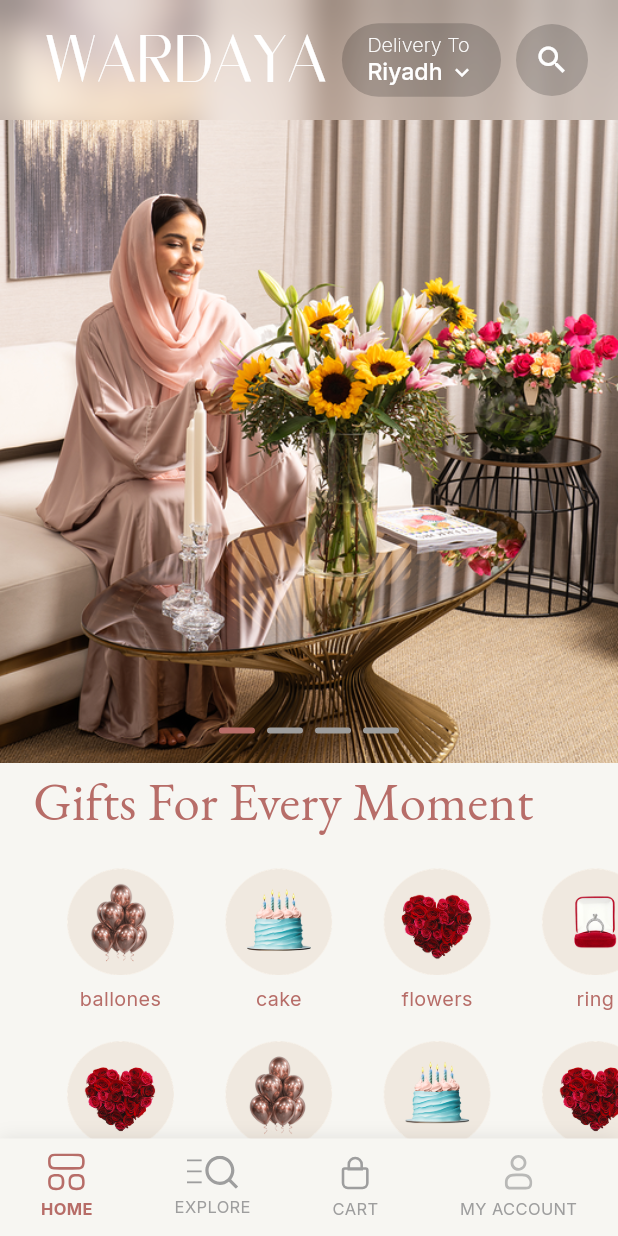
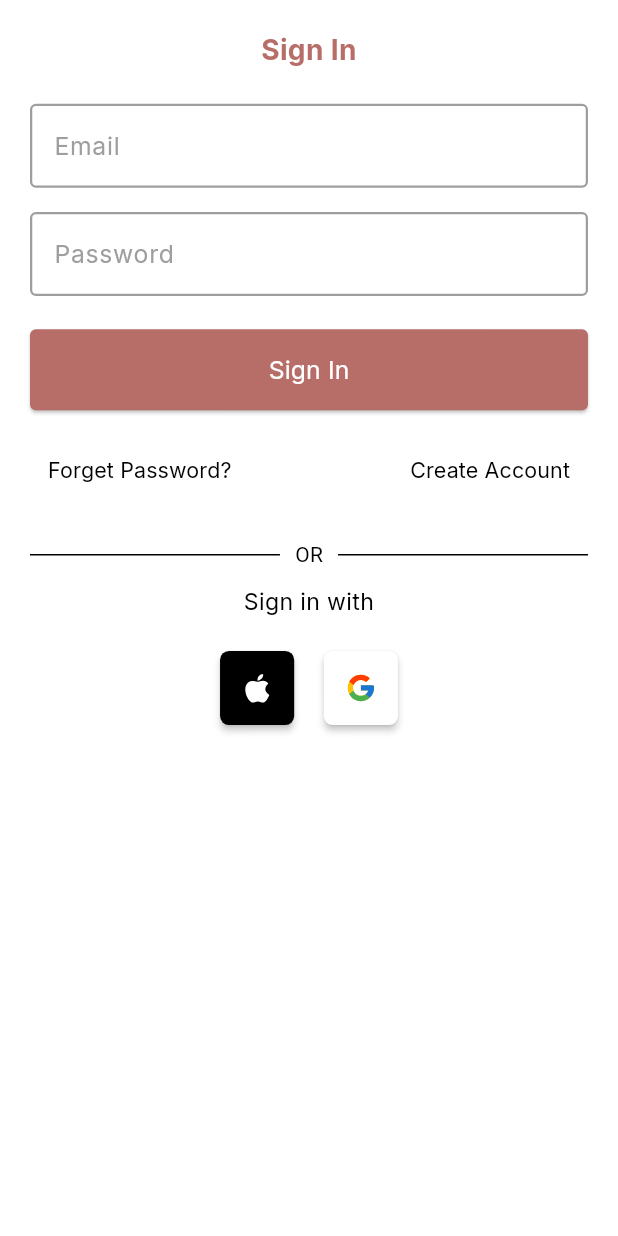
Before and after one commit to omarabdullah1/wardaya, a Flutter app: the screen it shows after launch, on a phone screen of 412 x 824 dp. Run offline on Flutter 3.47's test engine with Material 3 defaults, Android fonts, the phone set to English and light mode, and no system bars; drawn by our look-alikes of smooth_page_indicator; our stand-ins replace cached_network_image, country_code_picker, dio, flutter_bloc, flutter_screenutil, flutter_secure_storage and 7 more; missing offline and left inert: dio_smart_retry, mobkit_dashed_border.

Commit message:
- Added Authentication Screens (Login - Forget - Create) - Added Login Cubit - Updated pubspeac with new package for picking country code

```diff
--- a/lib/core/di/dependency_injection.dart
+++ b/lib/core/di/dependency_injection.dart
@@ -1,5 +1,6 @@
 import 'package:get_it/get_it.dart';
 
+import '../../features/authentication/logic/cubit/login_cubit.dart';
 import '../../features/layout/logic/cubit/layout_cubit.dart';
 
 final getIt = GetIt.instance;
@@ -9,7 +10,7 @@ Future<void> setupGetIt() async {
   // Dio dio = DioFactory.getDio();
   // getIt.registerLazySingleton<LoginService>(() => LoginService(dio));
   // getIt.registerLazySingleton<LoginRepo>(() => LoginRepo(getIt()));
-  // getIt.registerFactory<LoginCubit>(() => LoginCubit(getIt()));
+  getIt.registerFactory<LoginCubit>(() => LoginCubit(/*getIt()*/));
 
   getIt.registerFactory<LayoutCubit>(() => LayoutCubit());
   // getIt.registerFactory<NetZeroCubit>(() => NetZeroCubit());
--- a/lib/core/routing/app_router.dart
+++ b/lib/core/routing/app_router.dart
@@ -1,9 +1,13 @@
 import 'package:flutter/material.dart';
 import 'package:flutter_bloc/flutter_bloc.dart';
 import 'package:wardaya/core/di/dependency_injection.dart';
+import 'package:wardaya/features/authentication/ui/create_account.dart';
 import 'package:wardaya/features/category/ui/category_screen.dart';
 import 'package:wardaya/features/explore/ui/recipients_screen.dart';
 import 'package:wardaya/features/layout/logic/cubit/layout_cubit.dart';
+import '../../features/authentication/logic/cubit/login_cubit.dart';
+import '../../features/authentication/ui/forget_password.dart';
+import '../../features/authentication/ui/login_screen.dart';
 import '../../features/explore/ui/flowers_gifts.dart';
 import '../../features/explore/ui/flowers_planets.dart';
 import '../../features/explore/ui/moments_screen.dart';
@@ -22,13 +26,13 @@ class AppRouter {
       // return MaterialPageRoute(
       //   builder: (_) => const OnboardingScreen(),
       // );
-      // case Routes.loginScreen:
-      //   return MaterialPageRoute(
-      //     builder: (_) => BlocProvider(
-      //       create: (context) => getIt<LoginCubit>(),
-      //       child: const LoginScreen(),
-      //     ),
-      //   );
+      case Routes.loginScreen:
+        return MaterialPageRoute(
+          builder: (_) => BlocProvider(
+            create: (context) => getIt<LoginCubit>(),
+            child: const SignInScreen(),
+          ),
+        );
       case Routes.homeLayout:
         return MaterialPageRoute(
           builder: (_) => BlocProvider(
@@ -64,34 +68,20 @@ class AppRouter {
         return MaterialPageRoute(
           builder: (_) => const ProductDetailsScreen(),
         );
+      case Routes.forgetPasswordScreen:
+        return MaterialPageRoute(
+          builder: (_) => const ForgetPasswordScreen(),
+        );
+      case Routes.createAccountScreen:
+        return MaterialPageRoute(
+          builder: (_) => const CreateAccountScreen(),
+        );
       // case Routes.homeLayout:
       //   return MaterialPageRoute(
       //     builder: (_) => BlocProvider(
       //       create: (context) =>
       //           getIt<LayoutCubit>()..changeIndex(arguments as int),
       //       child: const HomeLayout(),
-      //     ),
-      //   );
-      // case Routes.peerCommunity:
-      //   return MaterialPageRoute(
-      //     builder: (_) => const PeerCommunityScreen(),
-      //   );
-      // case Routes.resources:
-      //   return MaterialPageRoute(
-      //     builder: (_) => const ResourcesScreen(),
-      //   );
-      // case Routes.academy:
-      //   return MaterialPageRoute(
-      //     builder: (_) => BlocProvider(
-      //       create: (context) => getIt<GreenHubCubit>()..getCourses(),
-      //       child: const AcademyScreen(),
-      //     ),
-      //   );
-      // case Routes.chat:
-      //   return MaterialPageRoute(
-      //     builder: (_) => BlocProvider(
-      //       create: (context) => getIt<ChatCubit>(),
-      //       child: const ChatScreen(),
       //     ),
       //   );
       // case Routes.profile:
@@ -110,25 +100,7 @@ class AppRouter {
       //   return MaterialPageRoute(
       //     builder: (_) => const FrequentlyAskedQuestionsScreen(),
       //   );
-      // case Routes.guid:
-      //   return MaterialPageRoute(
-      //     builder: (_) => const GuidScreen(),
-      //   );
-      // case Routes.privacyPolicy:
-      //   return MaterialPageRoute(
-      //     builder: (_) => const PrivacyPolicyScreen(),
-      //   );
-      // case Routes.manualInputScreen:
-      //   return MaterialPageRoute(
-      //     builder: (_) => BlocProvider(
-      //       create: (context) => NetZeroCubit(),
-      //       child: const ManualInputScreen(),
-      //     ),
-      //   );
-      // case Routes.afterSubmittingScreen:
-      //   return MaterialPageRoute(
-      //     builder: (_) => const AfterSubmittingScreen(),
-      //   );
+
       default:
         return null;
     }
--- a/lib/core/routing/routes.dart
+++ b/lib/core/routing/routes.dart
@@ -1,6 +1,8 @@
 class Routes {
   static const String onBoardingScreen = '/onBoardingScreen';
   static const String loginScreen = '/loginScreen';
+  static const String forgetPasswordScreen = '/forgetPasswordScreen';
+  static const String createAccountScreen = '/createAccountScreen';
   static const String homeScreen = '/homeScreen';
   static const String homeLayout = '/homeLayout';
   static const String searchScreen = '/searchScreen';
--- /dev/null
+++ b/lib/features/authentication/logic/cubit/login_cubit.dart
@@ -0,0 +1,6 @@
+import 'package:flutter_bloc/flutter_bloc.dart';
+import 'login_state.dart';
+
+class LoginCubit extends Cubit<LoginState> {
+  LoginCubit() : super(const LoginState.initial());
+}
--- /dev/null
+++ b/lib/features/authentication/logic/cubit/login_state.dart
@@ -0,0 +1,7 @@
+import 'package:freezed_annotation/freezed_annotation.dart';
+part 'login_state.freezed.dart';
+
+@freezed
+class LoginState with _$LoginState {
+  const factory LoginState.initial() = _Initial;
+}
--- /dev/null
+++ b/lib/features/authentication/ui/login_screen.dart
@@ -0,0 +1,199 @@
+import 'package:flutter/material.dart';
+import 'package:flutter_screenutil/flutter_screenutil.dart';
+import 'package:flutter_svg/flutter_svg.dart';
+import 'package:google_fonts/google_fonts.dart';
+import 'package:wardaya/core/helpers/extensions.dart';
+import 'package:wardaya/core/routing/routes.dart';
+
+import '../../../core/theming/colors.dart';
+
+class SignInScreen extends StatelessWidget {
+  const SignInScreen({super.key});
+
+  @override
+  Widget build(BuildContext context) {
+    return Scaffold(
+      body: SafeArea(
+        child: SingleChildScrollView(
+          // Handles keyboard overflow
+          padding: const EdgeInsets.all(20.0),
+          child: Column(
+            crossAxisAlignment: CrossAxisAlignment.stretch,
+            children: <Widget>[
+              Text(
+                'Sign In',
+                style: GoogleFonts.inter(
+                  fontSize: 17.0.sp,
+                  fontWeight: FontWeight.w700,
+                  color: ColorsManager.mainRose,
+                ),
+                textAlign: TextAlign.center,
+              ),
+              SizedBox(height: 18.h),
+              TextField(
+                decoration: InputDecoration(
+                  labelText: 'Email',
+                  border: const OutlineInputBorder(
+                    borderSide: BorderSide(
+                      color: ColorsManager.grey,
+                      width: 1.5,
+                    ),
+                  ),
+                  enabledBorder: const OutlineInputBorder(
+                    borderSide: BorderSide(
+                      color: ColorsManager.grey,
+                      width: 1.5,
+                    ),
+                  ),
+                  labelStyle: GoogleFonts.inter(
+                    fontSize: 15.0.sp,
+                    fontWeight: FontWeight.w400,
+                    color: ColorsManager.grey,
+                  ),
+                ),
+              ),
+              SizedBox(height: 13.h),
+              TextField(
+                decoration: InputDecoration(
+                  labelText: 'Password',
+                  border: const OutlineInputBorder(
+                    borderSide: BorderSide(
+                      color: ColorsManager.grey,
+                      width: 1.5,
+                    ),
+                  ),
+                  enabledBorder: const OutlineInputBorder(
+                    borderSide: BorderSide(
+                      color: ColorsManager.grey,
+                      width: 1.5,
+                    ),
+                  ),
+                  labelStyle: GoogleFonts.inter(
+                    fontSize: 15.0.sp,
+                    fontWeight: FontWeight.w400,
+                    color: ColorsManager.grey,
+                  ),
+                ),
+                obscureText: true, // Hide password
+              ),
+              SizedBox(height: 18.h),
+              ElevatedButton(
+                onPressed: () {
+                  context.pushNamedAndRemoveUntil(
+                    Routes.homeLayout,
+                    predicate: (Route<dynamic> route) => false,
+                  );
+                },
+                style: ElevatedButton.styleFrom(
+                  padding: const EdgeInsets.symmetric(vertical: 15),
+                  alignment: AlignmentDirectional.center,
+                  backgroundColor: ColorsManager.mainRose,
+                  shape: RoundedRectangleBorder(
+                    borderRadius: BorderRadius.circular(4.0),
+                  ),
+                ),
+                child: Text(
+                  'Sign In',
+                  style: GoogleFonts.inter(
+                    fontSize: 15.0.sp,
+                    fontWeight: FontWeight.w400,
+                    color: ColorsManager.white,
+                  ),
+                ),
+              ),
+              SizedBox(height: 13.h),
+              Row(
+                mainAxisAlignment: MainAxisAlignment.spaceBetween,
+                children: [
+                  TextButton(
+                    onPressed: () {
+                      context.pushNamed(Routes.forgetPasswordScreen);
+                    },
+                    child: Text(
+                      'Forget Password?',
+                      style: GoogleFonts.inter(
+                        fontSize: 13.0.sp,
+                        fontWeight: FontWeight.w400,
+                        color: ColorsManager.black,
+                      ),
+                    ),
+                  ),
+                  TextButton(
+                    onPressed: () {
+                      context.pushNamed(Routes.createAccountScreen);
+                    },
+                    child: Text(
+                      'Create Account',
+                      style: GoogleFonts.inter(
+                        fontSize: 13.0.sp,
+                        fontWeight: FontWeight.w400,
+                        color: ColorsManager.black,
+                      ),
+                    ),
+                  ),
+                ],
+              ),
+              SizedBox(height: 18.h),
+              const Row(
+                children: [
+                  Expanded(child: Divider()),
+                  Padding(
+                    padding: EdgeInsets.symmetric(horizontal: 10),
+                    child: Text("OR"),
+                  ),
+                  Expanded(child: Divider()),
+                ],
+              ),
+              SizedBox(height: 8.h),
+              Text(
+                'Sign in with',
+                style: GoogleFonts.inter(
+                  fontSize: 14.0.sp,
+                  fontWeight: FontWeight.w400,
+                  color: ColorsManager.black,
+                ),
+                textAlign: TextAlign.center,
+              ),
+              SizedBox(height: 18.h),
+              Row(
+                mainAxisAlignment: MainAxisAlignment.center,
+                children: [
+                  // Use InkWell or GestureDetector for tap events
+                  InkWell(
+                    onTap: () {
+                      // Handle Apple sign in
+                    },
+                    child: Material(
+                      elevation: 2,
+                      borderRadius: BorderRadius.circular(6),
+                      color: ColorsManager.black,
+                      child: SvgPicture.asset(
+                        'assets/svgs/apple.svg',
+                        height: 40.0.h,
+                      ),
+                    ), // Replace with your asset path
+                  ),
+                  SizedBox(width: 18.w),
+                  InkWell(
+                    onTap: () {
+                      // Handle Google sign in
+                    },
+                    child: Material(
+                      elevation: 2,
+                      borderRadius: BorderRadius.circular(6),
+                      color: ColorsManager.white,
+                      child: SvgPicture.asset(
+                        'assets/svgs/google.svg',
+                        height: 40.0.h,
+                      ),
+                    ), // Replace with your asset path
+                  ),
+                ],
+              ),
+            ],
+          ),
+        ),
+      ),
+    );
+  }
+}
--- a/lib/wardaya_app.dart
+++ b/lib/wardaya_app.dart
@@ -29,7 +29,8 @@ class WardayaApp extends StatelessWidget {
             scaffoldBackgroundColor: Colors.white,
           ),
           debugShowCheckedModeBanner: false,
-          initialRoute: isLoggedInUser ? Routes.homeLayout : Routes.homeLayout,
+          initialRoute:
+              isLoggedInUser ? Routes.loginScreen : Routes.loginScreen,
           onGenerateRoute: appRouter.generateRoute,
         ));
   }
--- a/pubspec.yaml
+++ b/pubspec.yaml
@@ -51,6 +51,7 @@ dependencies:
   google_fonts: ^6.1.0
   smooth_page_indicator: ^1.2.0+3
   mobkit_dashed_border: ^0.0.7
+  country_code_picker: ^3.2.0
 
 dev_dependencies:
   flutter_launcher_icons: ^0.13.1
```
Also changed, not shown: lib/features/authentication/ui/create_account.dart (added, +226 -0 lines), lib/features/authentication/ui/forget_password.dart (added, +104 -0 lines), assets/svgs/apple.svg (added), assets/svgs/google.svg (added), lib/core/networking/api_result.freezed.dart, lib/features/authentication/logic/cubit/login_state.freezed.dart (added), lib/features/layout/logic/cubit/layout_state.freezed.dart, pubspec.lock.
